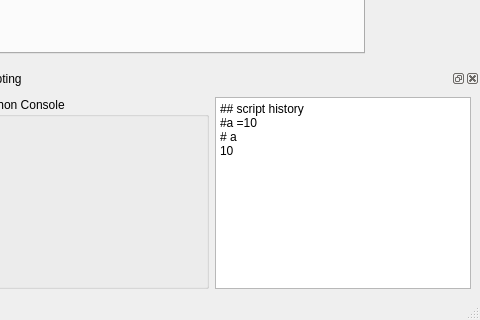
First picture: the form in Gui/vsWidgets/vsMainWindow.ui, repository ia-dev/opensimQt, before the edit; both pictures show x 544 to 1024 and y 448 to 768 of the 1024 by 768 pixel window.
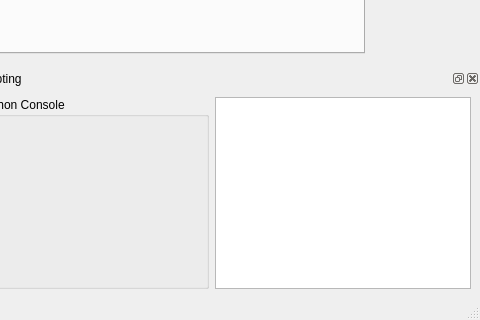
Second picture: the form after the edit. Icons and pictures are not drawn. Custom widgets are drawn as their Qt base class.

Commit message: Created custom Python Scripting Console + Run Scripts action implemented

Patch:
```diff
--- a/Gui/vsWidgets/vsMainWindow.ui
+++ b/Gui/vsWidgets/vsMainWindow.ui
@@ -475,10 +475,7 @@
         </size>
        </property>
        <property name="plainText">
-        <string>## script history
-#a =10
-# a
-10</string>
+        <string/>
        </property>
       </widget>
      </item>
```
Left out of the diff: 2 changed lines with no effect on the pictures. The commit also changes 7 other files.
